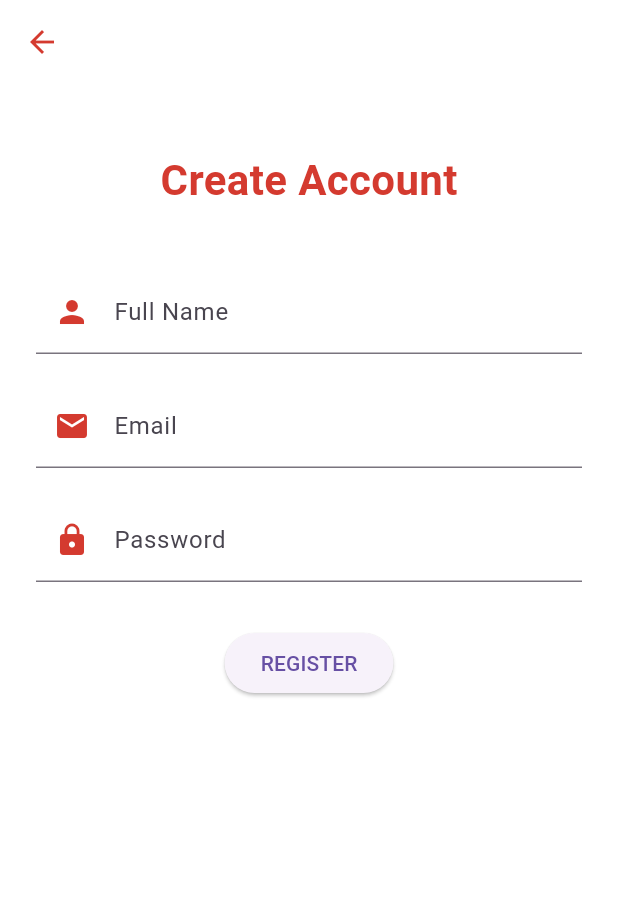
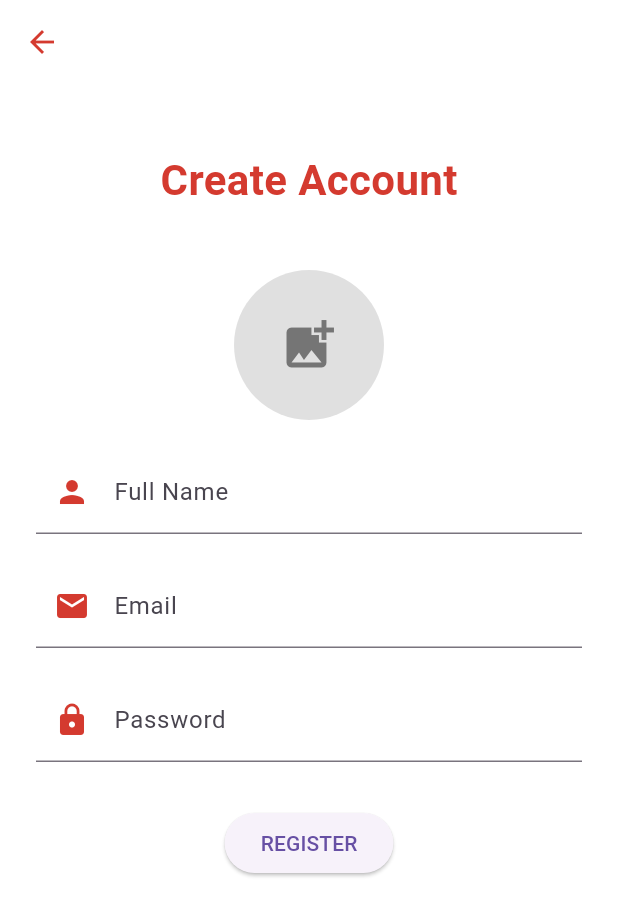
Before and after one commit to sa3eed24/hedeya, a Flutter app: the RegisterPage screen opened by its route, on a phone screen of 412 x 824 dp. Shown: the top 916 px of the screen. Run offline on Flutter 3.47's test engine with Material 3 defaults, Android fonts, the phone set to English and light mode, and no system bars; our stand-ins replace firebase_core, image_picker, lottie; accounts and stored records are empty.

Commit message:
edited the register_page.dart for adding pp to the user

```diff
--- a/lib/screens/register_page.dart
+++ b/lib/screens/register_page.dart
@@ -1,4 +1,6 @@
+import 'dart:io';
 import 'package:flutter/material.dart';
+import 'package:image_picker/image_picker.dart';
 
 class RegisterPage extends StatefulWidget {
   const RegisterPage({super.key});
@@ -13,6 +15,16 @@ class _RegisterPageState extends State<RegisterPage> {
   final _passwordController = TextEditingController();
   final _nameController = TextEditingController();
   bool _isLoading = false;
+  XFile? _pickedImage;
+
+  Future<void> _pickImage() async {
+    final ImagePicker picker = ImagePicker();
+    final XFile? pickedImage = await picker.pickImage(
+        source: ImageSource.gallery);
+    setState(() {
+      _pickedImage = pickedImage;
+    });
+  }
 
   @override
   Widget build(BuildContext context) {
@@ -40,6 +52,20 @@ class _RegisterPageState extends State<RegisterPage> {
                   ),
                 ),
                 const SizedBox(height: 40),
+                GestureDetector(
+                  onTap: _pickImage,
+                  child: CircleAvatar(
+                    radius: 50,
+                    backgroundColor: Colors.grey[300],
+                    backgroundImage: _pickedImage != null ? FileImage(
+                        File(_pickedImage!.path)) : null,
+                    child: _pickedImage == null
+                        ? Icon(Icons.add_photo_alternate, size: 40,
+                        color: Colors.grey[600])
+                        : null,
+                  ),
+                ),
+                const SizedBox(height: 20),
                 TextFormField(
                   controller: _nameController,
                   decoration: InputDecoration(
@@ -66,10 +92,11 @@ class _RegisterPageState extends State<RegisterPage> {
                 ),
                 const SizedBox(height: 30),
                 ElevatedButton(
-                  onPressed: _isLoading ? null : () {
+                  onPressed: _isLoading ? null : () async {
                     if (_formKey.currentState!.validate()) {
                       setState(() => _isLoading = true);
                       // TODO: Firebase Auth registration
+                      // TODO: Upload the picked image to Firebase Storage
                       Navigator.pushReplacementNamed(context, '/home');
                     }
                   },
--- a/pubspec.yaml
+++ b/pubspec.yaml
@@ -33,6 +33,7 @@ dependencies:
   lottie: ^2.7.0
   cupertino_icons: ^1.0.6
   firebase_core: ^2.18.0
+  image_picker: ^0.8.5+3
 
   # The following adds the Cupertino Icons font to your application.
   # Use with the CupertinoIcons class for iOS style icons.
```
Also changed, not shown: pubspec.lock.
